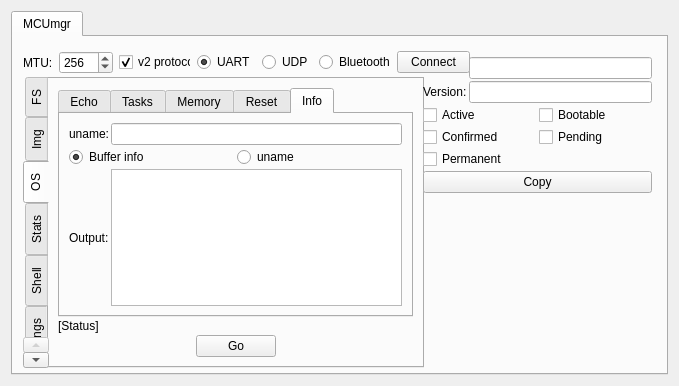
The window that plugins/mcumgr/form.ui (thedjnK/AuTerm) describes before a commit, drawn with Qt 5.
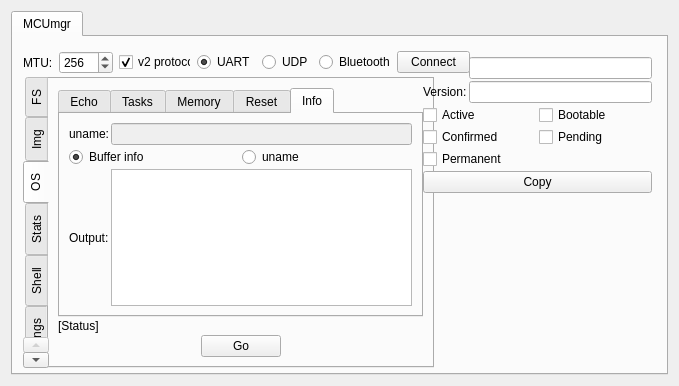
The same window after the commit. The open tabs and pages were chosen to show the change.

Commit message: plugins: mcumgr: Update GUI elements

```diff
--- a/plugins/mcumgr/form.ui
+++ b/plugins/mcumgr/form.ui
@@ -28,7 +28,7 @@
         <rect>
          <x>10</x>
          <y>40</y>
-         <width>401</width>
+         <width>411</width>
          <height>291</height>
         </rect>
        </property>
@@ -782,6 +782,9 @@
              </item>
              <item row="0" column="1">
               <widget class="QLineEdit" name="edit_OS_UName">
+               <property name="enabled">
+                <bool>false</bool>
+               </property>
                <property name="readOnly">
                 <bool>false</bool>
                </property>
```
Left out of the diff: 4 changed lines with no effect on the pictures. The commit also changes 4 other files.
